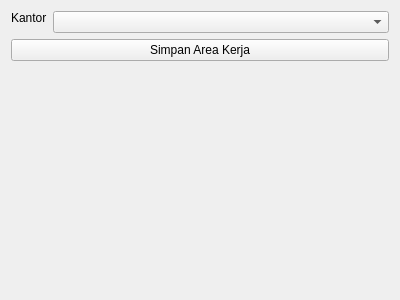
The window that ui/workpanel/tab_lokasi.ui (nyanyaon/GeoKKP-GIS) describes before a commit, drawn with Qt 5.
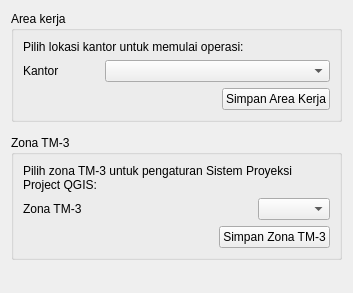
The same window after the commit.

Commit message: refactor lokasi panel

Diff of the .ui file:
```diff
--- a/ui/workpanel/tab_lokasi.ui
+++ b/ui/workpanel/tab_lokasi.ui
@@ -6,22 +6,50 @@
    <rect>
     <x>0</x>
     <y>0</y>
-    <width>400</width>
-    <height>300</height>
+    <width>353</width>
+    <height>293</height>
    </rect>
   </property>
   <property name="windowTitle">
    <string>Form</string>
   </property>
-  <layout class="QGridLayout" name="gridLayout_2">
+  <layout class="QGridLayout" name="gridLayout_3">
    <item row="0" column="0">
-    <layout class="QGridLayout" name="lokasi">
-     <item row="0" column="0">
-      <layout class="QFormLayout" name="formLayout">
-       <item row="0" column="0">
+    <widget class="QGroupBox" name="groupBox">
+     <property name="title">
+      <string>Area kerja</string>
+     </property>
+     <layout class="QGridLayout" name="gridLayout">
+      <item row="2" column="0">
+       <layout class="QHBoxLayout" name="horizontalLayout">
+        <item>
+         <spacer name="horizontalSpacer">
+          <property name="orientation">
+           <enum>Qt::Horizontal</enum>
+          </property>
+          <property name="sizeHint" stdset="0">
+           <size>
+            <width>238</width>
+            <height>20</height>
+           </size>
+          </property>
+         </spacer>
+        </item>
+        <item>
+         <widget class="QPushButton" name="btn_simpan_area_kerja">
+          <property name="text">
+           <string>Simpan Area Kerja</string>
+          </property>
+         </widget>
+        </item>
+       </layout>
+      </item>
+      <item row="1" column="0">
+       <layout class="QHBoxLayout" name="horizontalLayout_2">
+        <item>
         <widget class="QLabel" name="label_6">
          <property name="sizePolicy">
-          <sizepolicy hsizetype="Preferred" vsizetype="Fixed">
+           <sizepolicy hsizetype="Fixed" vsizetype="Fixed">
            <horstretch>0</horstretch>
            <verstretch>0</verstretch>
           </sizepolicy>
@@ -31,19 +59,148 @@
          </property>
         </widget>
        </item>
-       <item row="0" column="1">
+        <item>
+         <spacer name="horizontalSpacer_2">
+          <property name="orientation">
+           <enum>Qt::Horizontal</enum>
+          </property>
+          <property name="sizeType">
+           <enum>QSizePolicy::Fixed</enum>
+          </property>
+          <property name="sizeHint" stdset="0">
+           <size>
+            <width>40</width>
+            <height>20</height>
+           </size>
+          </property>
+         </spacer>
+        </item>
+        <item>
         <widget class="QComboBox" name="combo_kantor"/>
        </item>
       </layout>
      </item>
+      <item row="0" column="0">
+       <widget class="QLabel" name="label_7">
+        <property name="sizePolicy">
+         <sizepolicy hsizetype="Preferred" vsizetype="Fixed">
+          <horstretch>0</horstretch>
+          <verstretch>0</verstretch>
+         </sizepolicy>
+        </property>
+        <property name="text">
+         <string>Pilih lokasi kantor untuk memulai operasi:</string>
+        </property>
+        <property name="wordWrap">
+         <bool>true</bool>
+        </property>
+       </widget>
+      </item>
+     </layout>
+    </widget>
+   </item>
      <item row="1" column="0">
-      <widget class="QPushButton" name="btn_simpan_area_kerja">
+    <spacer name="verticalSpacer_2">
+     <property name="orientation">
+      <enum>Qt::Vertical</enum>
+     </property>
+     <property name="sizeType">
+      <enum>QSizePolicy::Maximum</enum>
+     </property>
+     <property name="sizeHint" stdset="0">
+      <size>
+       <width>20</width>
+       <height>13</height>
+      </size>
+     </property>
+    </spacer>
+   </item>
+   <item row="2" column="0">
+    <widget class="QGroupBox" name="groupBox_2">
+     <property name="title">
+      <string>Zona TM-3</string>
+     </property>
+     <layout class="QGridLayout" name="gridLayout_2">
+      <item row="0" column="0">
+       <widget class="QLabel" name="label_8">
+        <property name="sizePolicy">
+         <sizepolicy hsizetype="Preferred" vsizetype="Fixed">
+          <horstretch>0</horstretch>
+          <verstretch>0</verstretch>
+         </sizepolicy>
+        </property>
        <property name="text">
-        <string>Simpan Area Kerja</string>
-       </property>
-      </widget>
-     </item>
+         <string>Pilih zona TM-3 untuk pengaturan Sistem Proyeksi Project QGIS:</string>
+        </property>
+        <property name="wordWrap">
+         <bool>true</bool>
+        </property>
+       </widget>
+      </item>
+      <item row="1" column="0">
+       <layout class="QHBoxLayout" name="horizontalLayout_3">
+        <item>
+         <widget class="QLabel" name="label_9">
+          <property name="sizePolicy">
+           <sizepolicy hsizetype="Fixed" vsizetype="Fixed">
+            <horstretch>0</horstretch>
+            <verstretch>0</verstretch>
+           </sizepolicy>
+          </property>
+          <property name="text">
+           <string>Zona TM-3</string>
+          </property>
+         </widget>
+        </item>
+        <item>
+         <spacer name="horizontalSpacer_3">
+          <property name="orientation">
+           <enum>Qt::Horizontal</enum>
+          </property>
+          <property name="sizeType">
+           <enum>QSizePolicy::Expanding</enum>
+          </property>
+          <property name="sizeHint" stdset="0">
+           <size>
+            <width>100</width>
+            <height>20</height>
+           </size>
+          </property>
+         </spacer>
+        </item>
+        <item>
+         <widget class="QComboBox" name="combo_tm3"/>
+        </item>
+       </layout>
+      </item>
      <item row="2" column="0">
+       <layout class="QHBoxLayout" name="horizontalLayout_4">
+        <item>
+         <spacer name="horizontalSpacer_4">
+          <property name="orientation">
+           <enum>Qt::Horizontal</enum>
+          </property>
+          <property name="sizeHint" stdset="0">
+           <size>
+            <width>238</width>
+            <height>20</height>
+           </size>
+          </property>
+         </spacer>
+        </item>
+        <item>
+         <widget class="QPushButton" name="btn_simpan_zonatm3">
+          <property name="text">
+           <string>Simpan Zona TM-3</string>
+          </property>
+         </widget>
+        </item>
+       </layout>
+      </item>
+     </layout>
+    </widget>
+   </item>
+   <item row="3" column="0">
       <spacer name="verticalSpacer">
        <property name="orientation">
         <enum>Qt::Vertical</enum>
@@ -51,12 +208,10 @@
        <property name="sizeHint" stdset="0">
         <size>
          <width>20</width>
-         <height>40</height>
+       <height>28</height>
         </size>
        </property>
       </spacer>
-     </item>
-    </layout>
    </item>
   </layout>
  </widget>
```
Lines whose indentation alone changed are shown as unchanged. The commit also changes 13 other files.
